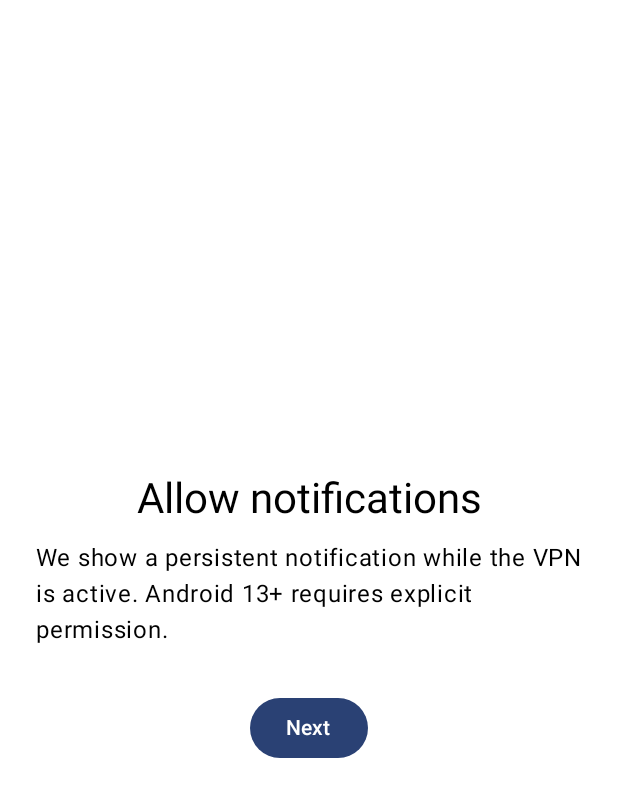
After one commit to rohittp0/ReaderProxy, an Android app built with Jetpack Compose: the composable NotificationPage shown on its own in the app's theme, on a phone screen of 412 x 824 dp. The commit adds this screen. Shown: the top 797 px of the screen. Run offline under Robolectric (Android 15) with nearby library versions, the phone set to English and light mode, and no system bars; network calls fail; 3 statements that could not run were skipped.

Commit message:
Add onboarding flow with certificate installation and notification permission handling

```diff
--- a/app/build.gradle.kts
+++ b/app/build.gradle.kts
@@ -10,7 +10,7 @@ android {
 
     defaultConfig {
         applicationId = "com.rohitp.readerproxy"
-        minSdk = 35
+        minSdk = 30
         targetSdk = 36
         versionCode = 1
         versionName = "1.0"
@@ -50,9 +50,13 @@ dependencies {
     implementation(libs.androidx.ui.graphics)
     implementation(libs.androidx.ui.tooling.preview)
     implementation(libs.androidx.material3)
+    implementation(libs.accompanist.pager)
+
     implementation(libs.timber)
+
     implementation(libs.bcprov.jdk15on)
     implementation(libs.bcpkix.jdk15on)
+
     implementation(libs.jsoup)            // DOM parsing / sanitising
     implementation(libs.readability)  // Readability4J
 
--- /dev/null
+++ b/app/src/main/java/com/rohitp/readerproxy/ui/PageScaffold.kt
@@ -0,0 +1,38 @@
+package com.rohitp.readerproxy.ui
+
+import androidx.compose.foundation.layout.Arrangement
+import androidx.compose.foundation.layout.Column
+import androidx.compose.foundation.layout.Spacer
+import androidx.compose.foundation.layout.fillMaxSize
+import androidx.compose.foundation.layout.height
+import androidx.compose.foundation.layout.padding
+import androidx.compose.material3.Button
+import androidx.compose.material3.MaterialTheme
+import androidx.compose.material3.Text
+import androidx.compose.runtime.Composable
+import androidx.compose.ui.Alignment
+import androidx.compose.ui.Modifier
+import androidx.compose.ui.unit.dp
+
+@Composable
+internal fun PageScaffold(
+    title: String,
+    body: String,
+    buttonText: String,
+    buttonEnabled: Boolean,
+    onClick: () -> Unit
+) {
+    Column(
+        modifier = Modifier.fillMaxSize().padding(24.dp),
+        horizontalAlignment = Alignment.CenterHorizontally,
+        verticalArrangement = Arrangement.Center
+    ) {
+        Text(title, style = MaterialTheme.typography.headlineMedium)
+        Spacer(modifier = Modifier.height(12.dp))
+        Text(body, style = MaterialTheme.typography.bodyLarge)
+        Spacer(modifier = Modifier.height(32.dp))
+        Button(enabled = buttonEnabled, onClick = onClick) {
+            Text(buttonText)
+        }
+    }
+}
--- /dev/null
+++ b/app/src/main/java/com/rohitp/readerproxy/ui/onboarding/NotificationPage.kt
@@ -0,0 +1,46 @@
+package com.rohitp.readerproxy.ui.onboarding
+
+import android.Manifest
+import android.content.pm.PackageManager
+import android.os.Build
+import androidx.activity.compose.rememberLauncherForActivityResult
+import androidx.activity.result.contract.ActivityResultContracts.RequestPermission
+import androidx.compose.runtime.Composable
+import androidx.compose.runtime.getValue
+import androidx.compose.runtime.mutableStateOf
+import androidx.compose.runtime.remember
+import androidx.compose.runtime.setValue
+import androidx.compose.ui.platform.LocalContext
+import com.rohitp.readerproxy.ui.PageScaffold
+
+@Composable
+internal fun NotificationPage(
+    onNext: () -> Unit
+) {
+    val context = LocalContext.current
+
+    var hasPermission by remember {
+        val notNeeded = Build.VERSION.SDK_INT < Build.VERSION_CODES.TIRAMISU
+        mutableStateOf(
+            notNeeded || context.checkSelfPermission(Manifest.permission.POST_NOTIFICATIONS) ==
+                    PackageManager.PERMISSION_GRANTED
+        )
+    }
+    val notifyPermLauncher =
+        rememberLauncherForActivityResult(RequestPermission()) { hasPermission = it }
+
+    val askNotificationPermission = {
+        if (Build.VERSION.SDK_INT >= Build.VERSION_CODES.TIRAMISU) {
+            notifyPermLauncher.launch(Manifest.permission.POST_NOTIFICATIONS)
+        }
+    }
+
+    PageScaffold(
+        title = "Allow notifications",
+        body = "We show a persistent notification while the VPN is active. " +
+                "Android 13+ requires explicit permission.",
+        buttonText = if (hasPermission) "Next" else "Grant Permission",
+        buttonEnabled = true,
+        onClick = if (hasPermission) onNext else askNotificationPermission
+    )
+}
--- a/gradle/libs.versions.toml
+++ b/gradle/libs.versions.toml
@@ -1,4 +1,5 @@
 [versions]
+accompanistPager = "0.35.0-alpha"
 agp = "8.10.1"
 bcprovJdk15on = "1.70"
 jsoup = "1.17.2"
@@ -14,6 +15,7 @@ readability = "1.0.8"
 timber = "5.0.1"
 
 [libraries]
+accompanist-pager = { module = "com.google.accompanist:accompanist-pager", version.ref = "accompanistPager" }
 androidx-core-ktx = { group = "androidx.core", name = "core-ktx", version.ref = "coreKtx" }
 bcpkix-jdk15on = { module = "org.bouncycastle:bcpkix-jdk15on", version.ref = "bcprovJdk15on" }
 bcprov-jdk15on = { module = "org.bouncycastle:bcprov-jdk15on", version.ref = "bcprovJdk15on" }
```
Also changed, not shown: app/src/main/java/com/rohitp/readerproxy/MainActivity.kt (+42 -124 lines), app/src/main/java/com/rohitp/readerproxy/ui/HomeScreen.kt (added, +66 -0 lines), app/src/main/java/com/rohitp/readerproxy/ui/onboarding/CertificatePage.kt (added, +117 -0 lines), app/src/main/java/com/rohitp/readerproxy/ui/onboarding/IntroPage.kt (added, +16 -0 lines), app/src/main/java/com/rohitp/readerproxy/ui/onboarding/OnboardingNav.kt (added, +37 -0 lines).
